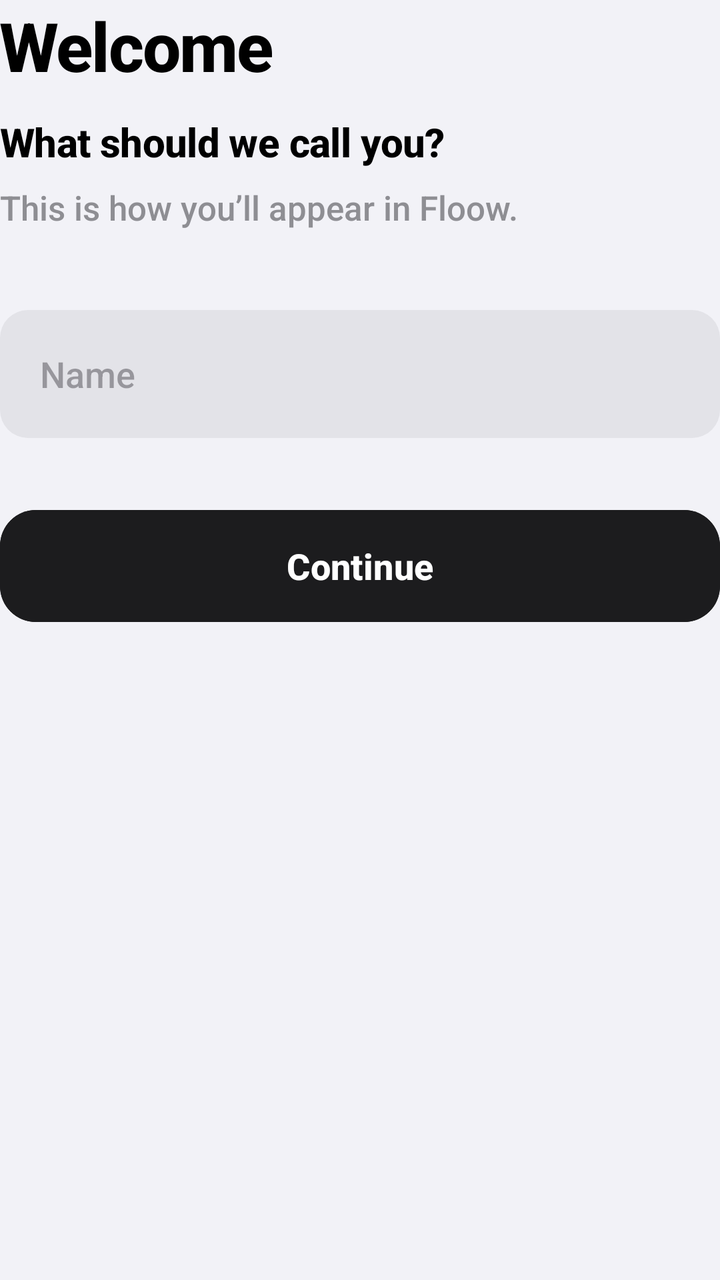
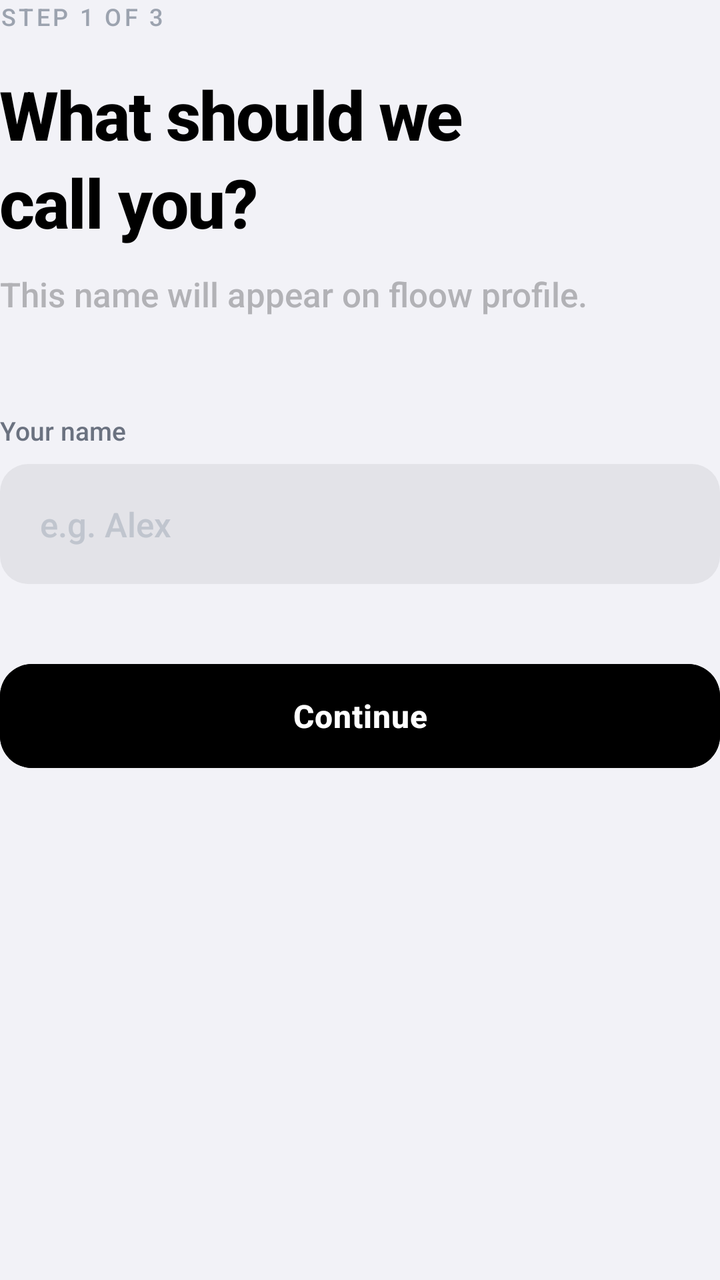

Compare the two renders of this Android layout. The source of the first and the diff that turns it into the second are given below.
<!-- AndroidManifest.xml: application theme Theme.Floow -->
<!-- res/layout/step_name.xml -->
<?xml version="1.0" encoding="utf-8"?>
<LinearLayout xmlns:android="http://schemas.android.com/apk/res/android"
    android:layout_width="match_parent"
    android:layout_height="wrap_content"
    android:orientation="vertical"
    android:gravity="start">

    <TextView
        android:layout_width="wrap_content"
        android:layout_height="wrap_content"
        android:text="Welcome"
        style="@style/IOSLargeTitle" />

    <TextView
        android:layout_width="wrap_content"
        android:layout_height="wrap_content"
        android:layout_marginTop="12dp"
        android:text="What should we call you?"
        style="@style/IOSHeadline" />

    <TextView
        android:layout_width="wrap_content"
        android:layout_height="wrap_content"
        android:layout_marginTop="8dp"
        android:text="This is how you’ll appear in Floow."
        style="@style/IOSBody" />

    <EditText
        android:id="@+id/etName"
        android:layout_width="match_parent"
        android:layout_height="64dp"
        android:layout_marginTop="40dp"
        android:background="@drawable/bg_rounded_edit"
        android:hint="Name"
        android:paddingHorizontal="20dp"
        android:textSize="18sp"
        android:fontFamily="sans-serif-medium"
        android:inputType="textPersonName"
        android:maxLines="1" />

    <com.google.android.material.button.MaterialButton
        android:id="@+id/btnContinue"
        android:layout_width="match_parent"
        android:layout_height="64dp"
        android:layout_marginTop="32dp"
        android:text="Continue"
        android:textAllCaps="false"
        android:textSize="18sp"
        android:textStyle="bold"
        android:backgroundTint="@color/button_dark"
        app:cornerRadius="18dp"
        xmlns:app="http://schemas.android.com/apk/res-auto" />
</LinearLayout>
<!-- resources referenced by this layout -->
<resources>
  <color name="button_dark">#FF1C1C1E</color>
  <!-- drawable bg_rounded_edit (drawable) -->
  <?xml version="1.0" encoding="utf-8"?>
  <shape xmlns:android="http://schemas.android.com/apk/res/android">
      <solid android:color="#E3E3E8" /> 
      <corners android:radius="14dp" />
  </shape>
  <style name="IOSBody">
          <item name="android:textSize">17sp</item>
          <item name="android:textColor">@color/text_secondary</item>
          <item name="android:lineSpacingMultiplier">1.2</item>
      </style>
  <style name="IOSHeadline">
          <item name="android:textSize">20sp</item>
          <item name="android:textStyle">bold</item>
          <item name="android:textColor">@color/text_primary</item>
          <item name="android:letterSpacing">-0.01</item>
      </style>
  <style name="IOSLargeTitle">
          <item name="android:textSize">34sp</item>
          <item name="android:textStyle">bold</item>
          <item name="android:textColor">@color/text_primary</item>
          <item name="android:letterSpacing">-0.02</item>
      </style>
  <style name="Theme.Floow" parent="Theme.Material3.Light.NoActionBar">
          <item name="colorPrimary">@color/accent</item>
          <item name="colorOnPrimary">@color/white</item>
          <item name="android:statusBarColor">@color/background</item>
          <item name="android:windowLightStatusBar">true</item>
          <item name="android:navigationBarColor">@color/background</item>
          <item name="android:windowBackground">@color/background</item>
  
          
          <item name="fontFamily">sans-serif-medium</item>
      </style>
  <color name="text_secondary">#FF8E8E93</color>
  <color name="text_primary">#FF000000</color>
  <color name="accent">#FF007AFF</color>
  <color name="white">#FFFFFFFF</color>
  <color name="background">#FFF2F2F7</color>
</resources>

<!-- the commit's change to res/layout/step_name.xml (unified diff, before → after) -->
@@ -1,53 +1,74 @@
 <?xml version="1.0" encoding="utf-8"?>
 <LinearLayout xmlns:android="http://schemas.android.com/apk/res/android"
+    xmlns:app="http://schemas.android.com/apk/res-auto"
     android:layout_width="match_parent"
     android:layout_height="wrap_content"
     android:orientation="vertical"
     android:gravity="start">
 
+    
     <TextView
         android:layout_width="wrap_content"
         android:layout_height="wrap_content"
-        android:text="Welcome"
+        android:text="STEP 1 OF 3"
+        android:textSize="12sp"
+        android:textAllCaps="true"
+        android:letterSpacing="0.12"
+        android:textColor="#9CA3AF"
+        android:fontFamily="sans-serif-medium" />
+
+    <TextView
+        android:layout_width="wrap_content"
+        android:layout_height="wrap_content"
+        android:layout_marginTop="18dp"
+        android:text="What should we\ncall you?"
+        android:lineSpacingExtra="4dp"
         style="@style/IOSLargeTitle" />
 
     <TextView
         android:layout_width="wrap_content"
         android:layout_height="wrap_content"
         android:layout_marginTop="12dp"
-        android:text="What should we call you?"
-        style="@style/IOSHeadline" />
+        android:text="This name will appear on floow profile."
+        style="@style/IOSBody"
+        android:alpha="0.65" />
 
+    
     <TextView
         android:layout_width="wrap_content"
         android:layout_height="wrap_content"
-        android:layout_marginTop="8dp"
-        android:text="This is how you’ll appear in Floow."
-        style="@style/IOSBody" />
+        android:layout_marginTop="48dp"
+        android:text="Your name"
+        android:textSize="13sp"
+        android:textColor="#6B7280"
+        android:fontFamily="sans-serif-medium" />
 
     <EditText
         android:id="@+id/etName"
         android:layout_width="match_parent"
-        android:layout_height="64dp"
-        android:layout_marginTop="40dp"
+        android:layout_height="60dp"
+        android:layout_marginTop="8dp"
         android:background="@drawable/bg_rounded_edit"
-        android:hint="Name"
+        android:hint="e.g. Alex"
         android:paddingHorizontal="20dp"
-        android:textSize="18sp"
+        android:textSize="17sp"
         android:fontFamily="sans-serif-medium"
-        android:inputType="textPersonName"
+        android:textColorHint="#C0C5CE"
+        android:inputType="textPersonName|textCapWords"
         android:maxLines="1" />
 
     <com.google.android.material.button.MaterialButton
         android:id="@+id/btnContinue"
         android:layout_width="match_parent"
-        android:layout_height="64dp"
-        android:layout_marginTop="32dp"
+        android:layout_height="60dp"
+        android:layout_marginTop="36dp"
         android:text="Continue"
         android:textAllCaps="false"
-        android:textSize="18sp"
+        android:textSize="16sp"
         android:textStyle="bold"
-        android:backgroundTint="@color/button_dark"
-        app:cornerRadius="18dp"
-        xmlns:app="http://schemas.android.com/apk/res-auto" />
+        android:letterSpacing="0.02"
+        android:backgroundTint="@color/black"
+        app:cornerRadius="16dp"
+        app:elevation="0dp" />
+
 </LinearLayout>
<!-- resource entries referenced after the edit -->
@@ -1,6 +1,6 @@
 <!-- resources referenced by this layout -->
 <resources>
-  <color name="button_dark">#FF1C1C1E</color>
+  <color name="black">#FF000000</color>
   <!-- drawable bg_rounded_edit (drawable) -->
   <?xml version="1.0" encoding="utf-8"?>
   <shape xmlns:android="http://schemas.android.com/apk/res/android">
@@ -11,12 +11,6 @@
           <item name="android:textSize">17sp</item>
           <item name="android:textColor">@color/text_secondary</item>
           <item name="android:lineSpacingMultiplier">1.2</item>
-      </style>
-  <style name="IOSHeadline">
-          <item name="android:textSize">20sp</item>
-          <item name="android:textStyle">bold</item>
-          <item name="android:textColor">@color/text_primary</item>
-          <item name="android:letterSpacing">-0.01</item>
       </style>
   <style name="IOSLargeTitle">
           <item name="android:textSize">34sp</item>
